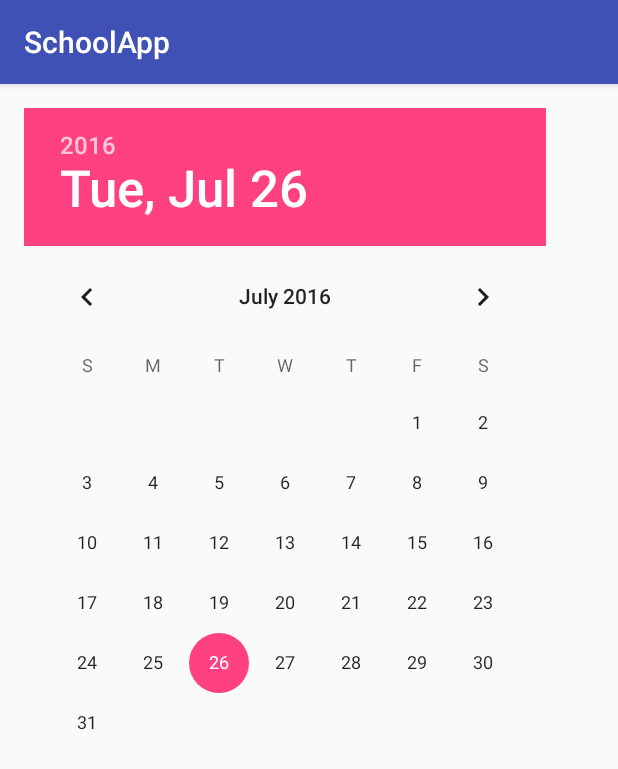
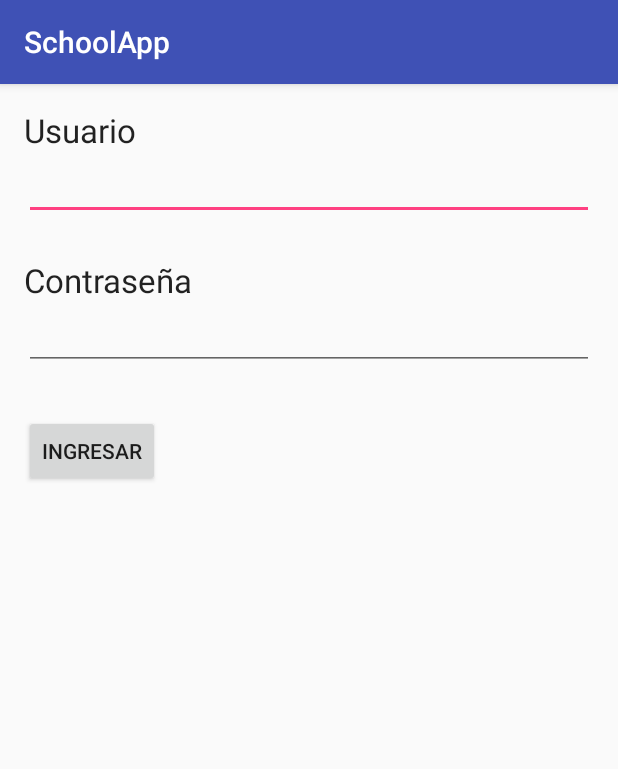
Before and after one commit to Davidmt89/SchoolApp, an Android app: the screen it shows after launch (SchoolMainActivity), on a phone screen of 412 x 824 dp. Shown: the top 769 px of the screen. Run offline under Robolectric (Android 15) with nearby library versions, the phone set to English and light mode, and no system bars.

Commit message:
Se agrega vista de inicio de sesión

```diff
--- a/app/src/main/res/layout/activity_school_main.xml
+++ b/app/src/main/res/layout/activity_school_main.xml
@@ -10,13 +10,50 @@
     tools:context="com.example.davidmoncayotorres.schoolapp.SchoolMainActivity">
 
 
-    <GridLayout
-        android:layout_width="match_parent"
-        android:layout_height="match_parent"
+    <TextView
+        android:layout_width="wrap_content"
+        android:layout_height="wrap_content"
+        android:textAppearance="?android:attr/textAppearanceLarge"
+        android:text="Usuario"
+        android:id="@+id/textView"
         android:layout_alignParentTop="true"
-        android:layout_alignParentStart="true">
+        android:layout_alignParentStart="true"
+        android:layout_alignParentEnd="true" />
 
-        <DatePicker>Elija una fecha</DatePicker>
-        <TextView />
-    </GridLayout>
+    <EditText
+        android:layout_width="wrap_content"
+        android:layout_height="wrap_content"
+        android:id="@+id/txtUser"
+        android:layout_below="@+id/textView"
+        android:layout_alignParentStart="true"
+        android:layout_alignParentEnd="true" />
+
+    <TextView
+        android:layout_width="wrap_content"
+        android:layout_height="wrap_content"
+        android:textAppearance="?android:attr/textAppearanceLarge"
+        android:text="Contraseña"
+        android:id="@+id/textView2"
+        android:layout_below="@+id/txtUser"
+        android:layout_alignParentStart="true"
+        android:layout_marginTop="25dp" />
+
+    <EditText
+        android:layout_width="wrap_content"
+        android:layout_height="wrap_content"
+        android:inputType="textPassword"
+        android:ems="10"
+        android:id="@+id/txtPass"
+        android:layout_below="@+id/textView2"
+        android:layout_alignParentStart="true"
+        android:layout_alignParentEnd="true" />
+
+    <Button
+        android:layout_width="wrap_content"
+        android:layout_height="wrap_content"
+        android:text="Ingresar"
+        android:id="@+id/btnIndex"
+        android:layout_marginTop="30dp"
+        android:layout_below="@+id/txtPass"
+        android:layout_alignParentStart="true" />
 </RelativeLayout>
```
